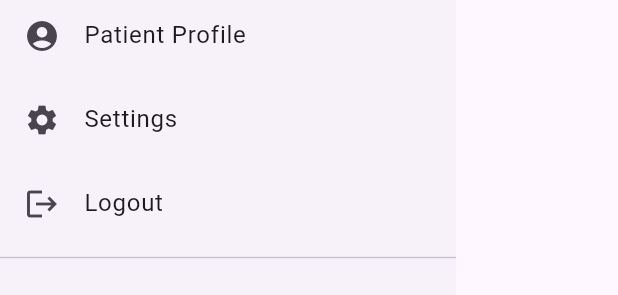
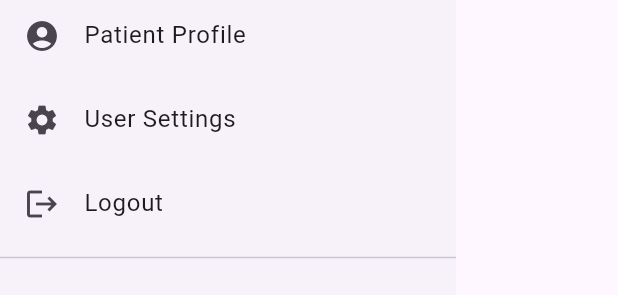
Before and after one commit to 24-25J-194-research-project/dementia-mobile-app, a Flutter app: the DrawerMenu widget shown alone on an empty page, opened directly, on a phone screen of 412 x 824 dp. Shown: the part 428-723 px from the top of the screen. Run offline on Flutter 3.47's test engine with Material 3 defaults, Android fonts, the phone set to English and light mode, and no system bars; our stand-ins replace carousel_slider, cloud_firestore, firebase_auth, firebase_core, firebase_storage, flutter_dotenv and 5 more; accounts and stored records are empty; generated files the repository leaves out were written again.

Commit message:
Update drawer_menu.dart

```diff
--- a/dementia_app/lib/features/home/presentation/widgets/drawer_menu.dart
+++ b/dementia_app/lib/features/home/presentation/widgets/drawer_menu.dart
@@ -114,7 +114,7 @@ class DrawerMenuState extends State<DrawerMenu> {
           ),
           ListTile(
             leading: const Icon(Icons.settings),
-            title: const Text('Settings'),
+            title: const Text('User Settings'),
             onTap: () {
               Navigator.pop(context); // Close the drawer
               Navigator.push(
```
